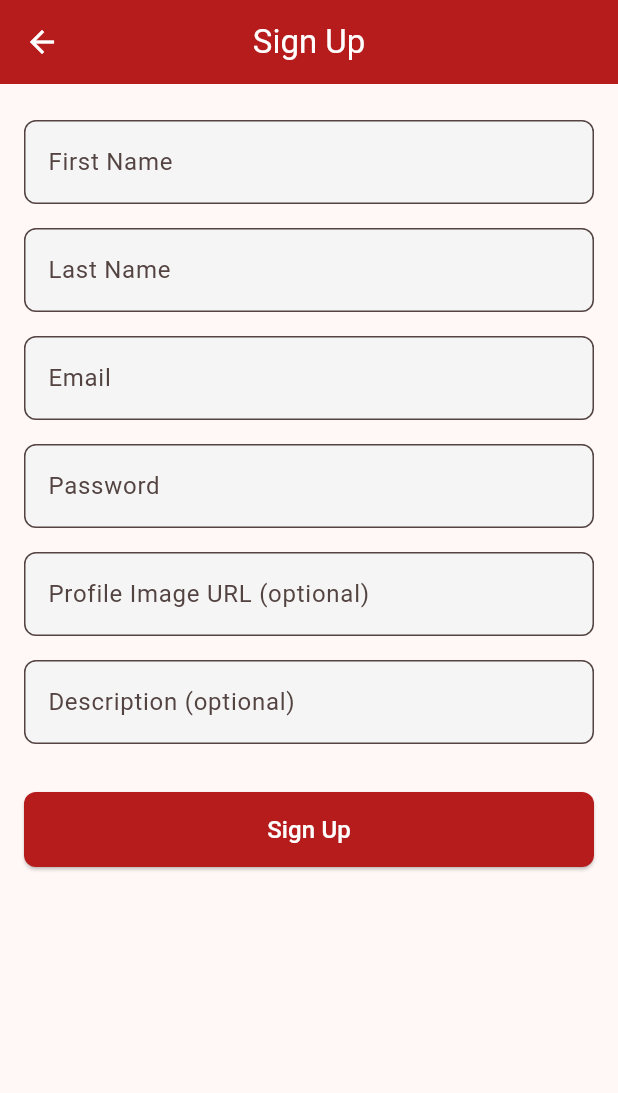
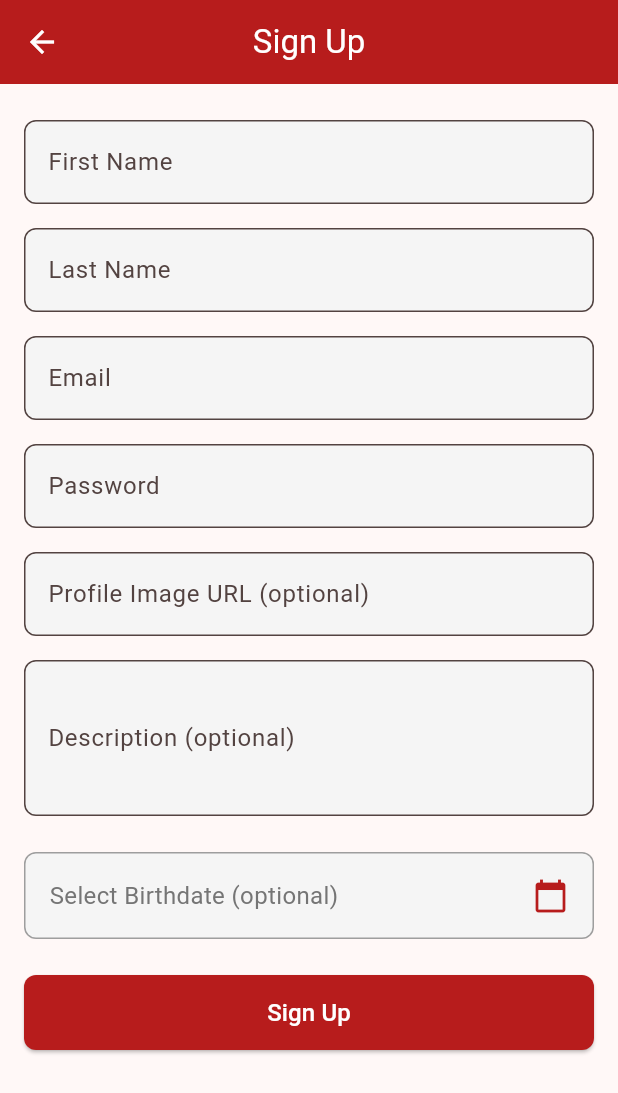
Before and after one commit to NDROCHKA/projet-4-, a Flutter app: the SignupScreen screen opened by its route, on a phone screen of 412 x 824 dp. Shown: the top 1093 px of the screen. Run offline on Flutter 3.47's test engine with Material 3 defaults, Android fonts, the light colour scheme and no system bars; our stand-ins replace chewie, shared_preferences, video_player; accounts and stored records are empty.

Commit message:
the frond end part

```diff
--- a/youtube_clone_app/lib/screens/signup_screen.dart
+++ b/youtube_clone_app/lib/screens/signup_screen.dart
@@ -19,6 +19,7 @@ class _SignupScreenState extends State<SignupScreen> {
   final _descriptionController = TextEditingController();
   final _apiService = ApiService();
   bool _isLoading = false;
+  DateTime? _selectedDate;
 
   @override
   void dispose() {
@@ -31,6 +32,20 @@ class _SignupScreenState extends State<SignupScreen> {
     super.dispose();
   }
 
+  Future<void> _selectDate(BuildContext context) async {
+    final DateTime? picked = await showDatePicker(
+      context: context,
+      initialDate: DateTime.now().subtract(const Duration(days: 365 * 18)),
+      firstDate: DateTime(1900),
+      lastDate: DateTime.now(),
+    );
+    if (picked != null && picked != _selectedDate) {
+      setState(() {
+        _selectedDate = picked;
+      });
+    }
+  }
+
   void _signup() async {
     setState(() => _isLoading = true);
     final success = await _apiService.register(
@@ -40,6 +55,7 @@ class _SignupScreenState extends State<SignupScreen> {
       _passwordController.text,
       _profileImageController.text,
       _descriptionController.text,
+      _selectedDate?.toIso8601String() ?? '',
     );
     setState(() => _isLoading = false);
 
@@ -89,6 +105,34 @@ class _SignupScreenState extends State<SignupScreen> {
               label: 'Description (optional)',
               maxLines: 3,
             ),
+            const SizedBox(height: 16),
+            // Birthdate picker
+            InkWell(
+              onTap: () => _selectDate(context),
+              child: Container(
+                padding: const EdgeInsets.all(16),
+                decoration: BoxDecoration(
+                  border: Border.all(color: Colors.grey),
+                  borderRadius: BorderRadius.circular(8),
+                  color: Colors.grey[100],
+                ),
+                child: Row(
+                  mainAxisAlignment: MainAxisAlignment.spaceBetween,
+                  children: [
+                    Text(
+                      _selectedDate == null
+                          ? 'Select Birthdate (optional)'
+                          : 'Birthdate: ${_selectedDate!.day}/${_selectedDate!.month}/${_selectedDate!.year}',
+                      style: TextStyle(
+                        fontSize: 16,
+                        color: _selectedDate == null ? Colors.grey[600] : Colors.black,
+                      ),
+                    ),
+                    const Icon(Icons.calendar_today, color: Color(0xFFB71C1C)),
+                  ],
+                ),
+              ),
+            ),
             const SizedBox(height: 24),
             CustomButton(
               text: 'Sign Up',
--- a/youtube_clone_app/lib/widgets/custom_text_field.dart
+++ b/youtube_clone_app/lib/widgets/custom_text_field.dart
@@ -4,12 +4,14 @@ class CustomTextField extends StatelessWidget {
   final TextEditingController controller;
   final String label;
   final bool isPassword;
+  final int maxLines;
 
   const CustomTextField({
     super.key,
     required this.controller,
     required this.label,
     this.isPassword = false,
+    this.maxLines = 1,
   });
 
   @override
@@ -19,6 +21,7 @@ class CustomTextField extends StatelessWidget {
       child: TextField(
         controller: controller,
         obscureText: isPassword,
+        maxLines: isPassword ? 1 : maxLines,
         decoration: InputDecoration(
           labelText: label,
           border: OutlineInputBorder(
```
Also changed, not shown: youtube_clone_app/lib/services/api_service.dart (+12 -1 lines), 3 other files.
